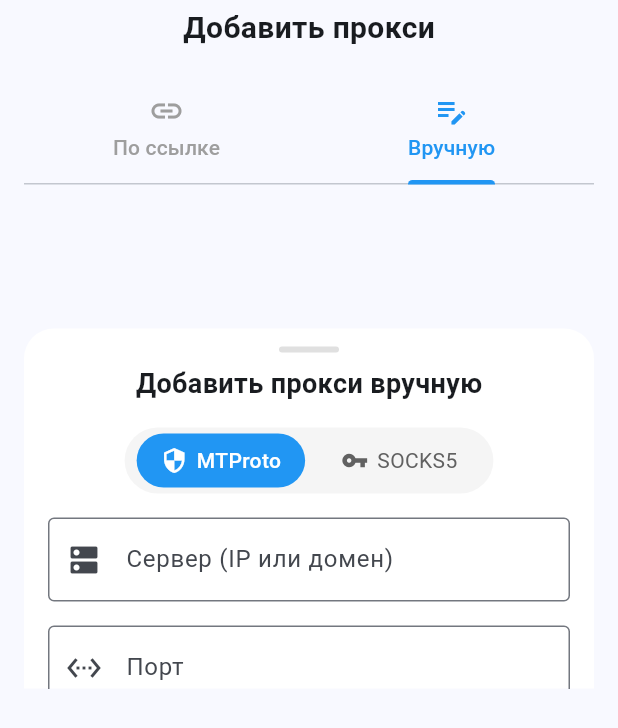
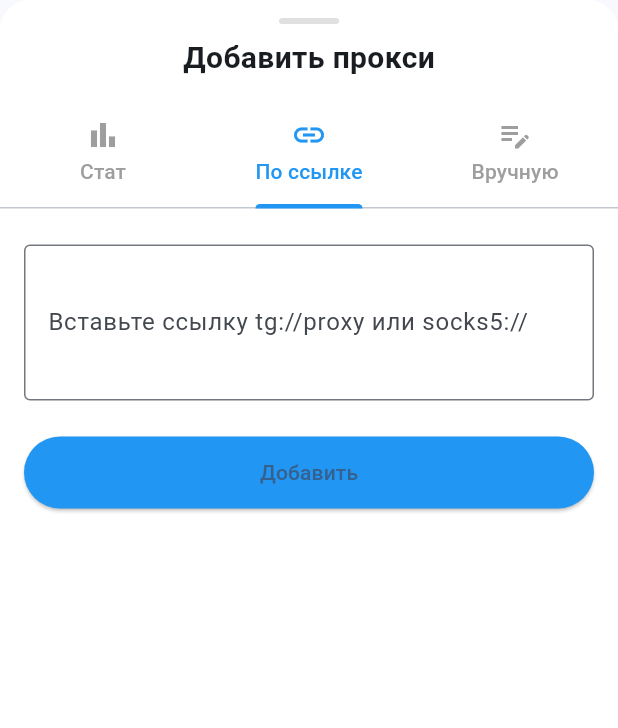
Before and after one commit to DrD-media/proxy_pinger, a Flutter app: the AddProxyBottomSheet widget shown alone on an empty page, opened directly, tab 2 chosen, on a phone screen of 412 x 824 dp. Shown: the top 728 px of the screen. Run offline on Flutter 3.47's test engine with Material 3 defaults, Android fonts, the phone set to English and light mode, and no system bars; our stand-ins replace file_picker, flutter_riverpod, flutter_slidable, go_router, hive, hive_flutter and 1 more; accounts and stored records are empty.

Commit message:
обновление Releases

```diff
--- a/lib/widgets/add_proxy_bottom_sheet.dart
+++ b/lib/widgets/add_proxy_bottom_sheet.dart
@@ -16,27 +16,42 @@ class _AddProxyBottomSheetState extends ConsumerState<AddProxyBottomSheet> {
 
   @override
   Widget build(BuildContext context) {
-    return Padding(
-      padding: EdgeInsets.only(
-        bottom: MediaQuery.of(context).viewInsets.bottom,
-        left: 16,
-        right: 16,
-        top: 4,
+    return DraggableScrollableSheet(
+      initialChildSize: 0.65,
+      minChildSize: 0.5,
+      maxChildSize: 0.92,
+      expand: false,
+      builder: (context, scrollController) {
+        return Container(
+          decoration: const BoxDecoration(
+            color: Colors.white,
+            borderRadius: BorderRadius.vertical(top: Radius.circular(20)),
           ),
           child: Column(
-        mainAxisSize: MainAxisSize.min,
             children: [
-          const Center(
-            child: Text(
+              // Индикатор свайпа
+              Center(
+                child: Container(
+                  margin: const EdgeInsets.only(top: 12),
+                  width: 40,
+                  height: 4,
+                  decoration: BoxDecoration(
+                    color: Colors.grey.shade300,
+                    borderRadius: BorderRadius.circular(2),
+                  ),
+                ),
+              ),
+              const SizedBox(height: 8),
+              const Text(
                 'Добавить прокси',
                 style: TextStyle(fontSize: 20, fontWeight: FontWeight.bold),
               ),
-          ),
-          const SizedBox(height: 16),
+              const SizedBox(height: 12),
 
               // Вкладки (TabBar)
-          DefaultTabController(
-            length: 2,
+              Expanded(
+                child: DefaultTabController(
+                  length: 3,
                   child: Column(
                     children: [
                       const TabBar(
@@ -44,17 +59,19 @@ class _AddProxyBottomSheetState extends ConsumerState<AddProxyBottomSheet> {
                         labelColor: Colors.blue,
                         unselectedLabelColor: Colors.grey,
                         tabs: [
+                          Tab(icon: Icon(Icons.bar_chart), text: 'Стат'),
                           Tab(icon: Icon(Icons.link), text: 'По ссылке'),
                           Tab(icon: Icon(Icons.edit_note), text: 'Вручную'),
                         ],
                       ),
-                const SizedBox(height: 16),
-                SizedBox(
-                  height: 320,  // ← ТОЛЬКО ЭТО ИЗМЕНЕНО (было 250, стало 320)
+                      const SizedBox(height: 8),
+                      Expanded(
                         child: TabBarView(
                           children: [
+                            // Вкладка: Стат (заглушка)
+                            _buildStatsTab(),
                             // Вкладка: По ссылке
-                      _buildLinkTab(),
+                            _buildLinkTab(scrollController),
                             // Вкладка: Вручную
                             const AddProxyManualBottomSheet(),
                           ],
@@ -63,13 +80,39 @@ class _AddProxyBottomSheetState extends ConsumerState<AddProxyBottomSheet> {
                     ],
                   ),
                 ),
+              ),
+            ],
+          ),
+        );
+      },
+    );
+  }
+
+  Widget _buildStatsTab() {
+    return const Center(
+      child: Column(
+        mainAxisAlignment: MainAxisAlignment.center,
+        children: [
+          Icon(Icons.show_chart, size: 48, color: Colors.grey),
+          SizedBox(height: 12),
+          Text(
+            'Статистика будет здесь',
+            style: TextStyle(color: Colors.grey),
+          ),
+          Text(
+            'в следующей версии',
+            style: TextStyle(fontSize: 12, color: Colors.grey),
+          ),
         ],
       ),
     );
   }
 
-  Widget _buildLinkTab() {
-    return Column(
+  Widget _buildLinkTab(ScrollController scrollController) {
+    return SingleChildScrollView(
+      controller: scrollController,
+      padding: const EdgeInsets.all(16),
+      child: Column(
         children: [
           TextField(
             controller: _linkController,
@@ -77,18 +120,24 @@ class _AddProxyBottomSheetState extends ConsumerState<AddProxyBottomSheet> {
               labelText: 'Вставьте ссылку tg://proxy или socks5://',
               border: OutlineInputBorder(),
             ),
-          autofocus: true,
             maxLines: 3,
+            autofocus: false,
           ),
-        const SizedBox(height: 16),
-        ElevatedButton(
+          const SizedBox(height: 24),
+          SizedBox(
+            width: double.infinity,
+            height: 48,
+            child: ElevatedButton(
               onPressed: _addProxyFromLink,
               style: ElevatedButton.styleFrom(
-            minimumSize: const Size(double.infinity, 48),
+                backgroundColor: Colors.blue,
               ),
               child: const Text('Добавить'),
             ),
+          ),
+          const SizedBox(height: 32),
         ],
+      ),
     );
   }
 
--- a/lib/widgets/add_proxy_manual_bottom_sheet.dart
+++ b/lib/widgets/add_proxy_manual_bottom_sheet.dart
@@ -25,41 +25,8 @@ class _AddProxyManualBottomSheetState extends ConsumerState<AddProxyManualBottom
 
   @override
   Widget build(BuildContext context) {
-    return DraggableScrollableSheet(
-      initialChildSize: 0.75,  // Увеличено с 0.7 до 0.75
-      minChildSize: 0.55,      // Увеличено с 0.5 до 0.55
-      maxChildSize: 0.92,      // Увеличено с 0.9 до 0.92
-      expand: false,
-      builder: (context, scrollController) {
-        return Container(
-          decoration: const BoxDecoration(
-            color: Colors.white,
-            borderRadius: BorderRadius.vertical(top: Radius.circular(20)),
-          ),
-          child: Column(
-            children: [
-              // Индикатор свайпа
-              Center(
-                child: Container(
-                  margin: const EdgeInsets.only(top: 12),
-                  width: 40,
-                  height: 4,
-                  decoration: BoxDecoration(
-                    color: Colors.grey.shade300,
-                    borderRadius: BorderRadius.circular(2),
-                  ),
-                ),
-              ),
-              const SizedBox(height: 8),
-              const Text(
-                'Добавить прокси вручную',
-                style: TextStyle(fontSize: 18, fontWeight: FontWeight.bold),
-              ),
-              const SizedBox(height: 8),
-              Expanded(
-                child: SingleChildScrollView(
-                  controller: scrollController,
-                  padding: const EdgeInsets.fromLTRB(16, 8, 16, 16),  // top: 16 → 8
+    return SingleChildScrollView(
+      padding: const EdgeInsets.all(16),
       child: Form(
         key: _formKey,
         child: Column(
@@ -83,7 +50,7 @@ class _AddProxyManualBottomSheetState extends ConsumerState<AddProxyManualBottom
                 ),
               ),
             ),
-                        const SizedBox(height: 16),  // 24 → 16
+            const SizedBox(height: 20),
 
             // Поле Сервер
             TextFormField(
@@ -158,16 +125,10 @@ class _AddProxyManualBottomSheetState extends ConsumerState<AddProxyManualBottom
                 ),
               ],
             ),
-                        const SizedBox(height: 24),
+            const SizedBox(height: 20),
           ],
         ),
       ),
-                ),
-              ),
-            ],
-          ),
-        );
-      },
     );
   }
 
```
Lines whose indentation alone changed are shown as unchanged.
